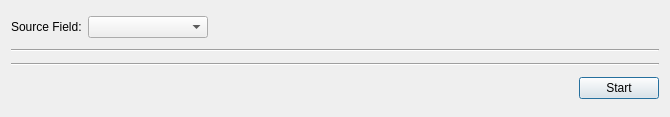
First picture: the form in designer/form.ui, repository kelciour/batch-download-pictures-from-google-images, before the edit.
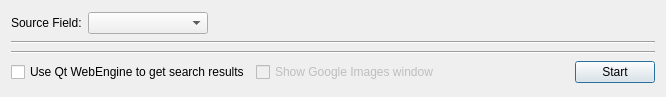
Second picture: the form after the edit.

Commit message: Add Qt WebEngine to get Goolge Search results

```diff
--- a/designer/form.ui
+++ b/designer/form.ui
@@ -6,8 +6,8 @@
    <rect>
     <x>0</x>
     <y>0</y>
-    <width>670</width>
-    <height>117</height>
+    <width>666</width>
+    <height>97</height>
    </rect>
   </property>
   <property name="windowTitle">
@@ -67,6 +67,26 @@
    </item>
    <item>
     <layout class="QHBoxLayout" name="horizontalLayout_3">
+     <item>
+      <widget class="QCheckBox" name="cbUseQtBrowser">
+       <property name="text">
+        <string>Use Qt WebEngine to get search results</string>
+       </property>
+      </widget>
+     </item>
+     <item>
+      <widget class="QCheckBox" name="cbShowWindow">
+       <property name="enabled">
+        <bool>false</bool>
+       </property>
+       <property name="text">
+        <string>Show Google Images window</string>
+       </property>
+       <property name="checked">
+        <bool>false</bool>
+       </property>
+      </widget>
+     </item>
      <item>
       <spacer name="horizontalSpacer_2">
        <property name="orientation">
```
The commit also changes 2 other files.
